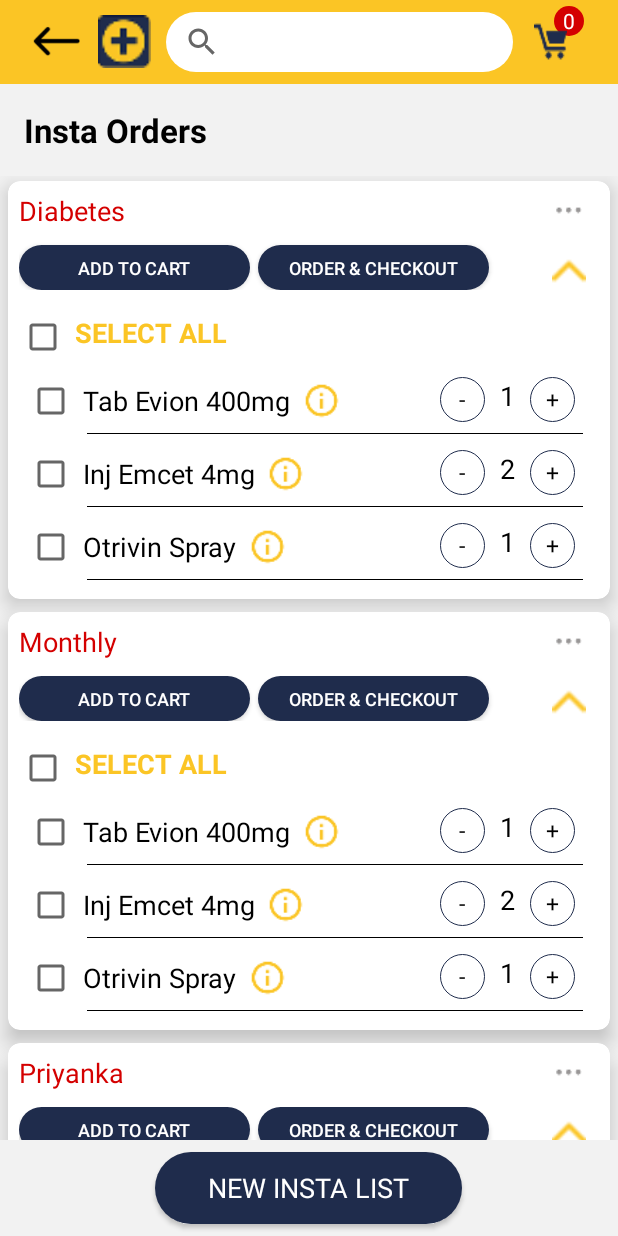
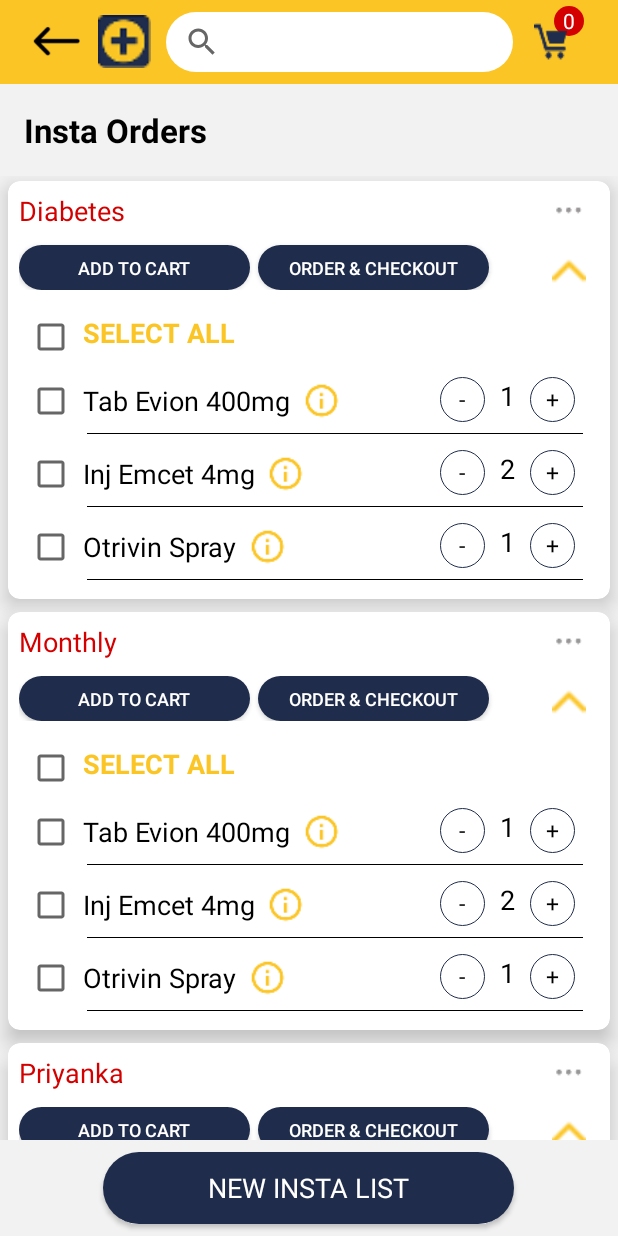
Before and after one commit to punammaitri/MedicoboxAppUser, an Android app: the InstaAddNewListActivity screen opened directly, with no data from a screen before it, on a phone screen of 412 x 824 dp. Run offline under Robolectric (Android 15) with nearby library versions, the phone set to English and light mode, and no system bars; our stand-ins replace ButterKnife.

```diff
--- a/app/src/main/java/com/aiprous/medicobox/instaorder/InstaAddNewListActivity.java
+++ b/app/src/main/java/com/aiprous/medicobox/instaorder/InstaAddNewListActivity.java
@@ -39,6 +39,7 @@ public class InstaAddNewListActivity extends AppCompatActivity {
     }
 
     private void init() {
+
         //set status bar color
         Window window = this.getWindow();
         window.addFlags(WindowManager.LayoutParams.FLAG_DRAWS_SYSTEM_BAR_BACKGROUNDS);
--- a/app/src/main/res/layout/activity_insta_add_new_list.xml
+++ b/app/src/main/res/layout/activity_insta_add_new_list.xml
@@ -47,10 +47,8 @@
         android:layout_marginBottom="@dimen/height_8"
         android:layout_marginTop="@dimen/height_8"
         android:background="@drawable/custom_btn_bg"
-        android:paddingBottom="-4dp"
-        android:paddingLeft="@dimen/height_35"
-        android:paddingRight="@dimen/height_35"
-        android:paddingTop="-4dp"
+        android:paddingLeft="@dimen/height_70"
+        android:paddingRight="@dimen/height_70"
         android:text="New Insta list"
         android:textAllCaps="true"
         android:textAppearance="?android:attr/textAppearanceMedium"
--- a/app/src/main/res/layout/insta_add_new_list_item.xml
+++ b/app/src/main/res/layout/insta_add_new_list_item.xml
@@ -127,6 +127,7 @@
             <CheckBox
                 android:id="@+id/checkbox"
                 android:layout_width="wrap_content"
+                android:layout_marginLeft="@dimen/height_5"
                 android:layout_height="wrap_content" />
 
             <TextView
```
